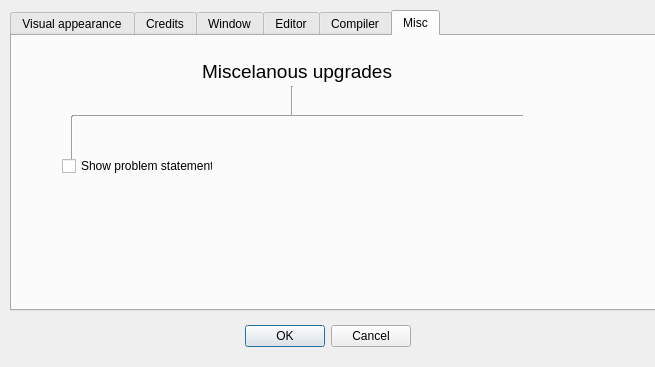
This is shopdialog.ui in ppershing/ksp-editor as Qt 5 draws it before an edit. The edited form follows.
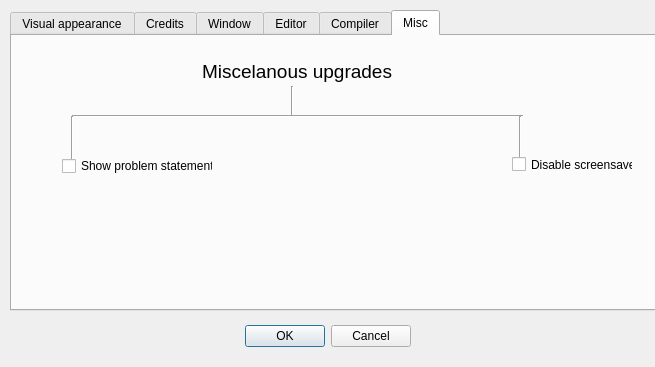
This is the edited form. The open tabs and pages were chosen to show the change.

Commit message: disable screensaver upgrade

Patch:
```diff
--- a/shopdialog.ui
+++ b/shopdialog.ui
@@ -1105,6 +1105,32 @@
       <string>Show problem statement</string>
      </property>
     </widget>
+    <widget class="Line" name="line_27">
+     <property name="geometry">
+      <rect>
+       <x>500</x>
+       <y>80</y>
+       <width>16</width>
+       <height>51</height>
+      </rect>
+     </property>
+     <property name="orientation">
+      <enum>Qt::Vertical</enum>
+     </property>
+    </widget>
+    <widget class="QCheckBox" name="checkBoxScreensaver">
+     <property name="geometry">
+      <rect>
+       <x>500</x>
+       <y>120</y>
+       <width>121</width>
+       <height>17</height>
+      </rect>
+     </property>
+     <property name="text">
+      <string>Disable screensaver</string>
+     </property>
+    </widget>
    </widget>
   </widget>
  </widget>
```
Left out of the diff: 2 changed lines with no effect on the pictures. The commit also changes 3 other files.
